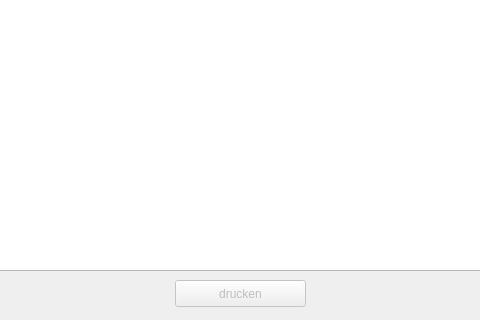
Above: cdlgbalancelist.ui from RobRoy1304/LaVa-2 before the change; both pictures show x 255 to 735 and y 260 to 580 of the 1000 by 580 pixel window. Below: the same form after it.
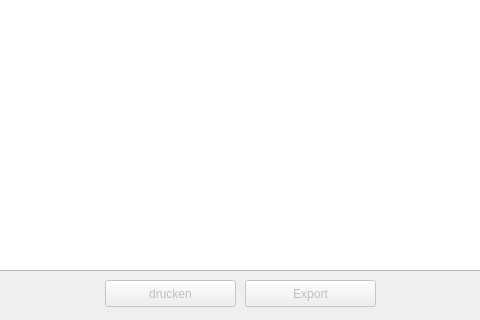
That is the form after the change. Icons and pictures are not drawn.

Diff of the .ui file:
```diff
--- a/cdlgbalancelist.ui
+++ b/cdlgbalancelist.ui
@@ -147,7 +147,7 @@
    </property>
    <property name="geometry">
     <rect>
-     <x>430</x>
+     <x>360</x>
      <y>540</y>
      <width>131</width>
      <height>27</height>
@@ -213,6 +213,22 @@
     </rect>
    </property>
   </widget>
+  <widget class="QPushButton" name="pushButtonExport">
+   <property name="enabled">
+    <bool>false</bool>
+   </property>
+   <property name="geometry">
+    <rect>
+     <x>500</x>
+     <y>540</y>
+     <width>131</width>
+     <height>27</height>
+    </rect>
+   </property>
+   <property name="text">
+    <string>Export</string>
+   </property>
+  </widget>
  </widget>
  <tabstops>
   <tabstop>dateEditFrom</tabstop>
```
